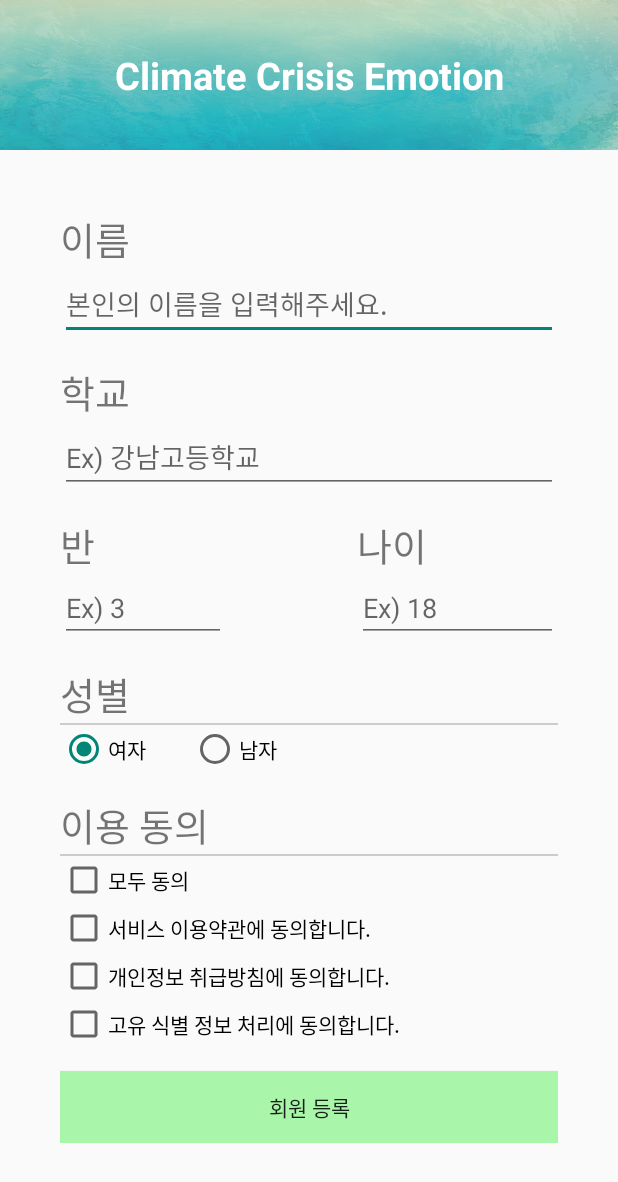
After one commit to stydg/ESRC-Android, an Android app: the loginActivity screen opened directly, with no data from a screen before it, on a phone screen of 412 x 824 dp. The commit adds this screen. Shown: the top 1182 px of the screen. Run offline under Robolectric (Android 15) with nearby library versions, the phone set to English and light mode, and no system bars; 1 statement that could not run was skipped.

Commit message:
성아가준 프로젝트에 내가그린 ui통합 및 화면 연결

```diff
--- a/app/src/main/AndroidManifest.xml
+++ b/app/src/main/AndroidManifest.xml
@@ -27,6 +27,7 @@
                 <category android:name="android.intent.category.LAUNCHER" />
             </intent-filter>
         </activity>
+        <activity android:name=".loginActivity" />
 
     </application>
 
--- a/app/src/main/java/com/esrc/android/SplashActivity.java
+++ b/app/src/main/java/com/esrc/android/SplashActivity.java
@@ -20,7 +20,7 @@ public class SplashActivity  extends AppCompatActivity {
     public void goMap(){
         TimerTask goGeo = new TimerTask(){
             public void run(){
-                Intent intent = new Intent(SplashActivity.this, ListViewActivity.class);
+                Intent intent = new Intent(SplashActivity.this, loginActivity.class);
                 startActivity(intent);
                 finish();
             }
--- /dev/null
+++ b/app/src/main/java/com/esrc/android/loginActivity.java
@@ -0,0 +1,30 @@
+package com.esrc.android;
+
+import android.content.Intent;
+import android.os.Bundle;
+import android.view.View;
+import android.widget.Button;
+
+import androidx.annotation.Nullable;
+import androidx.appcompat.app.AppCompatActivity;
+
+public class loginActivity extends AppCompatActivity {
+    @Override
+    protected void onCreate(@Nullable Bundle savedInstanceState) {
+        super.onCreate(savedInstanceState);
+        setContentView(R.layout.activity_login);
+
+        Button login_registration;
+        login_registration = findViewById(R.id.login_registration);
+
+        login_registration.setOnClickListener(new View.OnClickListener() {
+            @Override
+            public void onClick(View view) {
+                Intent intent = new Intent(loginActivity.this, ListViewActivity.class);
+                startActivity(intent);
+                finish();
+            }
+        });
+    }
+
+}
--- /dev/null
+++ b/app/src/main/res/layout/activity_login.xml
@@ -0,0 +1,203 @@
+<?xml version="1.0" encoding="utf-8"?>
+<LinearLayout
+    xmlns:android="http://schemas.android.com/apk/res/android"
+    xmlns:app="http://schemas.android.com/apk/res-auto"
+    xmlns:tools="http://schemas.android.com/tools"
+    android:id="@+id/container"
+    android:layout_width="match_parent"
+    android:layout_height="match_parent"
+    android:orientation="vertical">
+
+        <TextView
+            android:layout_width="match_parent"
+            android:layout_height="100dp"
+            android:text="Climate Crisis Emotion"
+            android:textStyle="bold"
+            android:background="@drawable/img"
+            android:textAlignment="center"
+            android:textColor="@color/white"
+            android:textSize="25sp"
+            android:gravity="center"/>
+
+    <ScrollView
+        android:layout_width="match_parent"
+        android:layout_height="match_parent"
+        android:paddingLeft="40dp"
+        android:paddingRight="40dp"
+        android:paddingTop="40dp">
+        <LinearLayout
+            android:id="@+id/login_form_layout"
+            android:layout_width="match_parent"
+            android:layout_height="0dp"
+            android:orientation="vertical"
+           >
+            <TextView
+                android:layout_width="match_parent"
+                android:layout_height="wrap_content"
+                android:text="이름"
+                android:textSize="25sp"/>
+            <EditText
+                android:id="@+id/login_username"
+                android:layout_width="match_parent"
+                android:layout_height="wrap_content"
+                android:hint="@string/prompt_name"
+                android:inputType="textPersonName"
+                android:selectAllOnFocus="true" />
+            <TextView
+                android:layout_width="match_parent"
+                android:layout_height="wrap_content"
+                android:text="학교"
+                android:textSize="25sp"
+                android:layout_marginTop="15dp"/>
+            <EditText
+                android:id="@+id/login_schoolname"
+                android:layout_width="match_parent"
+                android:layout_height="wrap_content"
+                android:hint="@string/prompt_school"
+                android:imeActionLabel="@string/action_sign_in_short"
+                android:imeOptions="actionDone"
+                android:inputType="textPersonName"
+                android:selectAllOnFocus="true" />
+
+            <LinearLayout
+                android:layout_width="match_parent"
+                android:layout_height="wrap_content"
+                android:orientation="horizontal"
+                android:weightSum="3">
+                <LinearLayout
+                    android:layout_width="wrap_content"
+                    android:layout_height="match_parent"
+                    android:orientation="vertical"
+                    android:layout_weight="1">
+                    <TextView
+                        android:layout_width="wrap_content"
+                        android:layout_height="wrap_content"
+                        android:text="반"
+                        android:textSize="25sp"
+                        android:layout_marginTop="15dp"/>
+                    <EditText
+                        android:id="@+id/login_classnum"
+                        android:layout_width="match_parent"
+                        android:layout_height="wrap_content"
+                        android:hint="@string/prompt_class"
+                        android:imeActionLabel="@string/action_sign_in_short"
+                        android:imeOptions="actionDone"
+                        android:inputType="textPersonName"
+                        android:selectAllOnFocus="true" />
+                </LinearLayout>
+                <LinearLayout
+                    android:layout_width="wrap_content"
+                    android:layout_height="match_parent"
+                    android:orientation="vertical"
+                    android:layout_weight="1"/>
+                <LinearLayout
+                    android:layout_width="wrap_content"
+                    android:layout_height="match_parent"
+                    android:orientation="vertical"
+                    android:layout_weight="1">
+                    <TextView
+                        android:layout_width="wrap_content"
+                        android:layout_height="wrap_content"
+                        android:text="나이"
+                        android:textSize="25sp"
+                        android:layout_marginTop="15dp"/>
+                    <EditText
+                        android:id="@+id/login_age"
+                        android:layout_width="match_parent"
+                        android:layout_height="wrap_content"
+                        android:hint="@string/prompt_age"
+                        android:imeActionLabel="@string/action_sign_in_short"
+                        android:imeOptions="actionDone"
+                        android:inputType="textPersonName"
+                        android:selectAllOnFocus="true" />
+                </LinearLayout>
+            </LinearLayout>
+
+            <RelativeLayout
+                android:layout_width="match_parent"
+                android:layout_height="wrap_content">
+
+                <TextView
+                    android:id="@+id/gender"
+                    android:layout_width="match_parent"
+                    android:layout_height="wrap_content"
+                    android:text="성별"
+                    android:textSize="25sp"
+                    android:layout_marginTop="15dp"/>
+
+                <View
+                    android:id="@+id/gender_underLine"
+                    android:layout_width="match_parent"
+                    android:layout_height="1dp"
+                    android:layout_below="@+id/gender"
+                    android:background="#CCCCCC"/>
+                <RadioGroup
+                    android:id="@+id/login_radio_group"
+                    android:layout_width="match_parent"
+                    android:layout_height="wrap_content"
+                    android:orientation="horizontal"
+                    android:layout_below="@id/gender_underLine">
+
+                    <RadioButton
+                        android:id="@+id/radio_button_women"
+                        android:layout_width="wrap_content"
+                        android:layout_height="match_parent"
+                        android:text="여자"
+                        android:layout_marginEnd="30dp"
+                        android:checked="true"
+                        />
+
+                    <RadioButton
+                        android:id="@+id/radio_button_men"
+                        android:layout_width="wrap_content"
+                        android:layout_height="match_parent"
+                        android:text="남자"/>
+                </RadioGroup>
+            </RelativeLayout>
+            <LinearLayout
+                android:layout_width="match_parent"
+                android:layout_height="wrap_content"
+                android:orientation="vertical">
+                <TextView
+                    android:id="@+id/agreement"
+                    android:layout_width="match_parent"
+                    android:layout_height="wrap_content"
+                    android:text="이용 동의"
+                    android:textSize="25sp"
+                    android:layout_marginTop="15dp"/>
+                <View
+                    android:id="@+id/agreement_underLine"
+                    android:layout_width="match_parent"
+                    android:layout_height="1dp"
+                    android:layout_below="@+id/agreement"
+                    android:background="#CCCCCC"/>
+
+                <CheckBox android:id="@+id/checkbox_allAgree"
+                    android:layout_width="wrap_content"
+                    android:layout_height="wrap_content"
+                    android:text="모두 동의"/>
+                <CheckBox android:id="@+id/checkbox_cheese1"
+                    android:layout_width="wrap_content"
+                    android:layout_height="wrap_content"
+                    android:text="서비스 이용약관에 동의합니다."/>
+                <CheckBox android:id="@+id/checkbox_cheese2"
+                    android:layout_width="wrap_content"
+                    android:layout_height="wrap_content"
+                    android:text="개인정보 취급방침에 동의합니다."/>
+                <CheckBox android:id="@+id/checkbox_cheese3"
+                    android:layout_width="wrap_content"
+                    android:layout_height="wrap_content"
+                    android:text="고유 식별 정보 처리에 동의합니다."/>
+            </LinearLayout>
+
+            <Button
+                android:id="@+id/login_registration"
+                android:layout_width="match_parent"
+                android:layout_height="wrap_content"
+                android:layout_gravity="center"
+                android:layout_marginTop="15dp"
+                android:text="@string/action_sign_in"
+                android:background="#A9F5A9"/>
+        </LinearLayout>
+    </ScrollView>
+</LinearLayout>
--- a/app/src/main/res/layout/activity_splash.xml
+++ b/app/src/main/res/layout/activity_splash.xml
@@ -7,7 +7,7 @@
     android:background="@drawable/img">
 
     <LinearLayout
-        android:layout_marginTop="200dp"
+        android:layout_marginTop="100dp"
         android:layout_width="match_parent"
         android:gravity="center"
         android:layout_height="match_parent"
@@ -48,7 +48,6 @@
         android:src="@drawable/img_logo_192_192"/>
 
     <TextView
-        android:id="@+id/title"
         android:layout_width="match_parent"
         android:layout_height="wrap_content"
         android:layout_marginTop="10dp"
@@ -58,7 +57,6 @@
         android:textSize="23sp"/>
 
         <TextView
-            android:id="@+id/title"
             android:layout_width="match_parent"
             android:layout_height="wrap_content"
             android:layout_marginTop="60dp"
--- a/app/src/main/res/values/strings.xml
+++ b/app/src/main/res/values/strings.xml
@@ -1,5 +1,13 @@
 <resources>
     <string name="app_name">ESRC</string>
+
+    <string name="prompt_name">본인의 이름을 입력해주세요.</string>
+    <string name="prompt_school">Ex) 강남고등학교</string>
+    <string name="prompt_class">Ex) 3</string>
+    <string name="prompt_age">Ex) 18</string>
+    <string name="action_sign_in">회원 등록</string>
+    <string name="action_next_step">다음으로</string>
+    <string name="action_sign_in_short">Sign in</string>
 
     <!-- Main Activity -->
     <string name="main_facebox_text">
```
Also changed, not shown: app/src/main/res/layout/emotion_cheak.xml (added, +160 -0 lines), app/src/main/res/layout/video_main.xml (+4 -9 lines).
